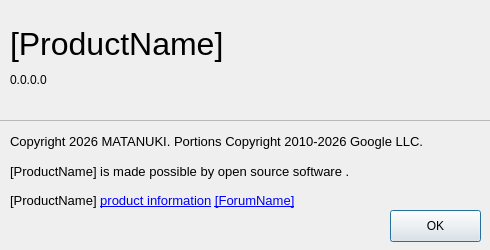
First picture: the form in src/gui/about_dialog/about_dialog.ui, repository TanukiMa/mozc4med-test, before the edit.
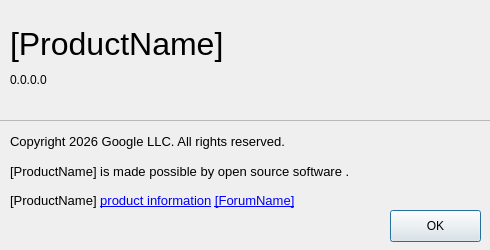
Second picture: the form after the edit.

What changed in the file:
```diff
--- a/src/gui/about_dialog/about_dialog.ui
+++ b/src/gui/about_dialog/about_dialog.ui
@@ -108,7 +108,7 @@
         </font>
        </property>
        <property name="text">
-        <string>Copyright 2026 MATANUKI. Portions Copyright 2010-2026 Google LLC.</string>
+        <string>Copyright 2026 Google LLC. All rights reserved.</string>
        </property>
        <property name="alignment">
         <set>Qt::AlignLeading|Qt::AlignLeft|Qt::AlignVCenter</set>
```
